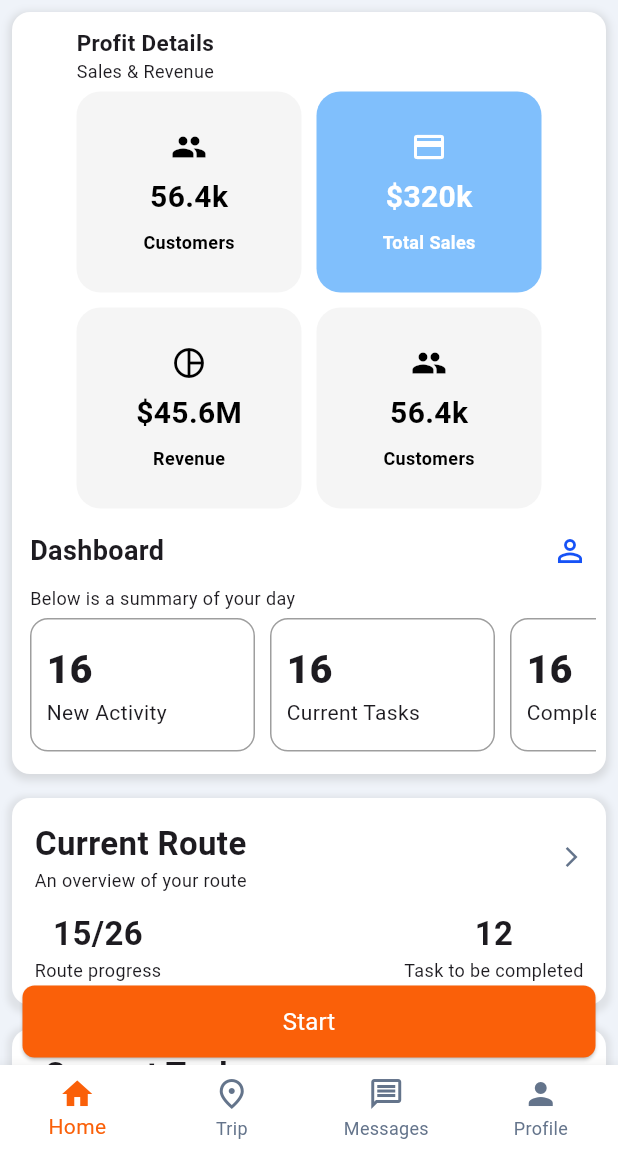
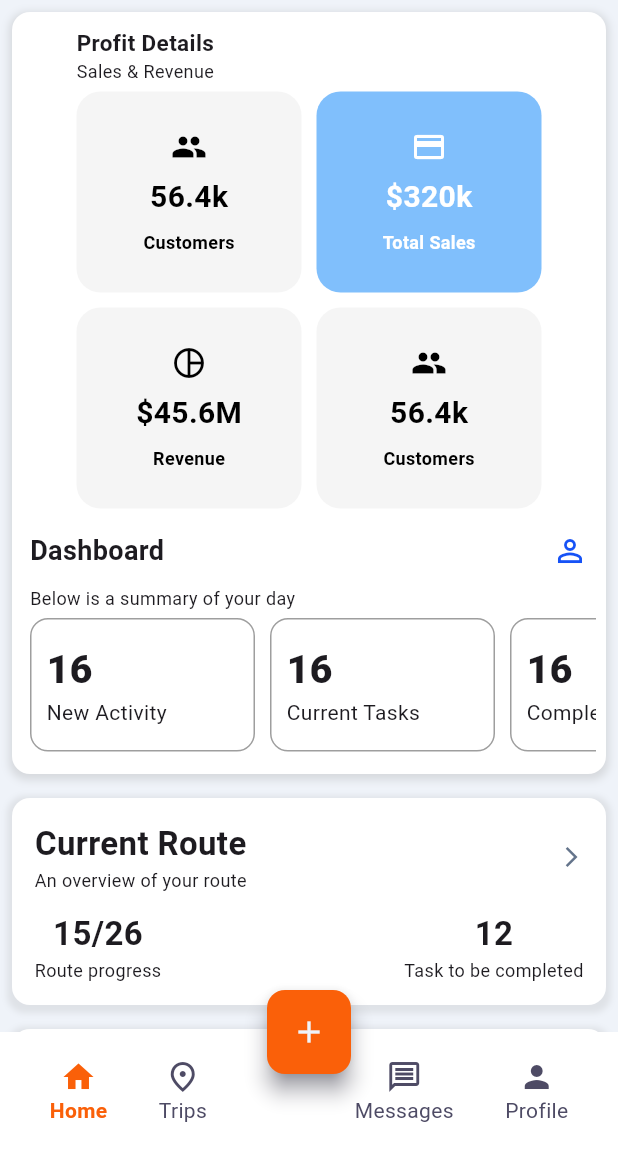
Before and after one commit to InAppoDev/driver_app, a Flutter app: the MainPage screen opened by its route, on a phone screen of 412 x 824 dp, the part 84-1236 px from its top. Run offline on Flutter 3.47's test engine with Material 3 defaults, Android fonts, the phone set to English and light mode, and no system bars; our stand-ins replace dio, flutter_bloc, flutter_secure_storage, flutter_svg, freezed_annotation, get_it and 1 more; accounts and stored records are empty; generated files the repository leaves out were written again; network calls fail.

Commit message:
change main screen

```diff
--- a/lib/presentation/pages/main/main_page.dart
+++ b/lib/presentation/pages/main/main_page.dart
@@ -1,5 +1,4 @@
 import 'package:flutter/material.dart';
-import 'package:tms_driver/presentation/customs/custom_button.dart';
 import 'package:tms_driver/presentation/pages/home/home_page.dart';
 import 'package:tms_driver/presentation/pages/home/widget/home_bottom_sheet.dart';
 import 'package:tms_driver/presentation/pages/trip_list/trip_list.dart';
@@ -52,18 +51,26 @@ class MainPageState extends State<MainPage> {
         foregroundColor: Colors.black,
         elevation: 0,
       ),
-      body: Stack(
-        children: [
-          IndexedStack(
+      body: IndexedStack(
         index: _selectedIndex,
         children: _routes,
       ),
-          Positioned(
-            bottom: 5,
-            left: 15,
-            right: 15,
-            child: CustomButton(
-              label: 'Start',
+      bottomNavigationBar: BottomAppBar(
+        shape: const CircularNotchedRectangle(),
+        notchMargin: 5.0,
+        child: Row(
+          mainAxisAlignment: MainAxisAlignment.spaceAround,
+          children: [
+            _buildNavItem(context, Icons.home, 'Home', 0),
+            _buildNavItem(context, Icons.place_outlined, 'Trips', 1),
+            const SizedBox(width: 30), // Space for the FAB
+            _buildNavItem(context, Icons.message_outlined, 'Messages', 2),
+            _buildNavItem(context, Icons.person, 'Profile', 3),
+          ],
+        ),
+      ),
+      floatingActionButtonLocation: FloatingActionButtonLocation.centerDocked,
+      floatingActionButton: FloatingActionButton(
         onPressed: () {
           showModalBottomSheet(
             context: context,
@@ -72,33 +79,27 @@ class MainPageState extends State<MainPage> {
             },
           );
         },
+        child: const Icon(Icons.add),
       ),
-          ),
-        ],
-      ),
-      bottomNavigationBar: BottomNavigationBar(
-        currentIndex: _selectedIndex,
-        onTap: _onItemTapped,
-        type: BottomNavigationBarType.fixed,
-        showSelectedLabels: true,
-        showUnselectedLabels: true,
-        items: const [
-          BottomNavigationBarItem(
-            icon: Icon(Icons.home),
-            label: 'Home',
-          ),
-          BottomNavigationBarItem(
-            icon: Icon(Icons.place_outlined),
-            label: 'Trip',
-          ),
-          BottomNavigationBarItem(
-            icon: Icon(Icons.message_outlined),
-            label: 'Messages',
-          ),
-          BottomNavigationBarItem(
-            icon: Icon(Icons.person),
-            label: 'Profile',
-          ),
+    );
+  }
+
+  Widget _buildNavItem(
+      BuildContext context, IconData icon, String label, int index) {
+    final isSelected = _selectedIndex == index;
+    final color = isSelected
+        ? Theme.of(context).primaryColor
+        : Theme.of(context).shadowColor;
+    final fontWeight = isSelected ? FontWeight.w600 : FontWeight.w400;
+
+    return GestureDetector(
+      onTap: () => _onItemTapped(index),
+      child: Column(
+        mainAxisSize: MainAxisSize.min,
+        mainAxisAlignment: MainAxisAlignment.center,
+        children: [
+          Icon(icon, color: color),
+          Text(label, style: TextStyle(color: color, fontWeight: fontWeight)),
         ],
       ),
     );
--- a/lib/presentation/theme/theme.dart
+++ b/lib/presentation/theme/theme.dart
@@ -6,10 +6,10 @@ final lightTheme = ThemeData(
   scaffoldBackgroundColor: AppColors.mainWhite,
   canvasColor: AppColors.white,
   focusColor: AppColors.black,
-  bottomNavigationBarTheme: const BottomNavigationBarThemeData(
-    backgroundColor: AppColors.mainWhite,
-    selectedItemColor: AppColors.orange,
-    unselectedItemColor: AppColors.mainGray,
+  bottomAppBarTheme: const BottomAppBarTheme(
+    color: AppColors.mainWhite,
+    shape: CircularNotchedRectangle(),
+    elevation: 10,
   ),
   cardColor: AppColors.orange,
   iconTheme: const IconThemeData(
@@ -17,4 +17,15 @@ final lightTheme = ThemeData(
   ),
   primaryColor: AppColors.orange,
   shadowColor: AppColors.darkGray,
+  floatingActionButtonTheme: FloatingActionButtonThemeData(
+    backgroundColor: AppColors.orange,
+    foregroundColor: AppColors.white,
+    elevation: 6,
+    hoverElevation: 8,
+    focusElevation: 8,
+    disabledElevation: 0,
+    shape: RoundedRectangleBorder(
+      borderRadius: BorderRadius.circular(12),
+    ),
+  ),
 );
```
Lines whose indentation alone changed are shown as unchanged.
